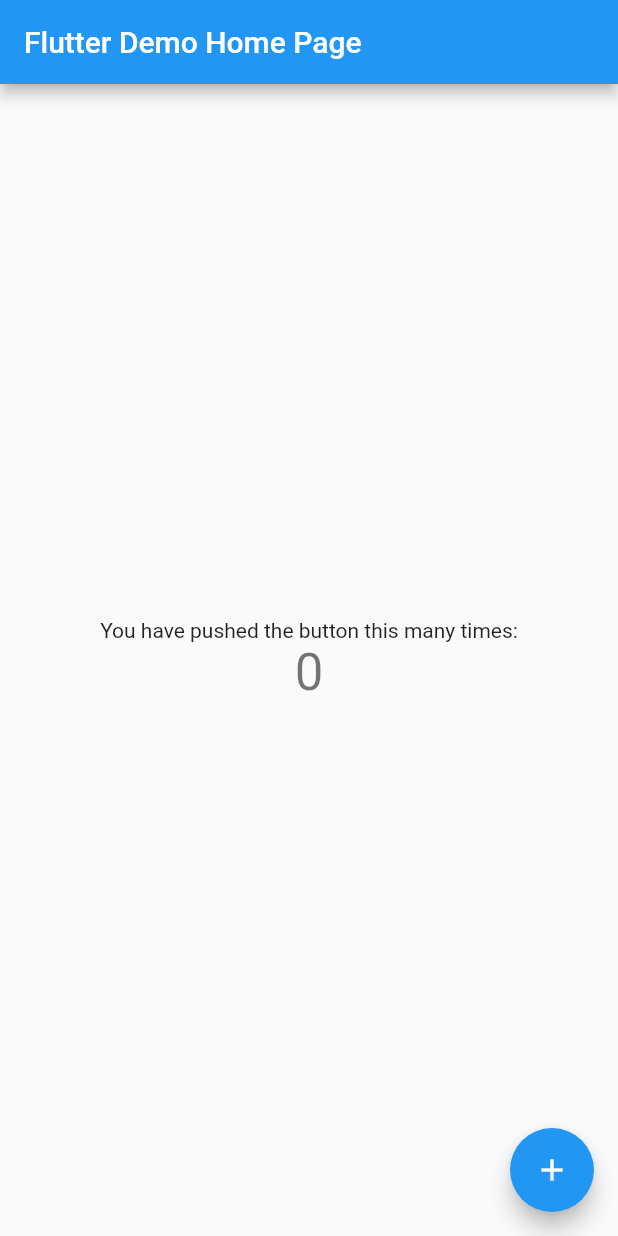
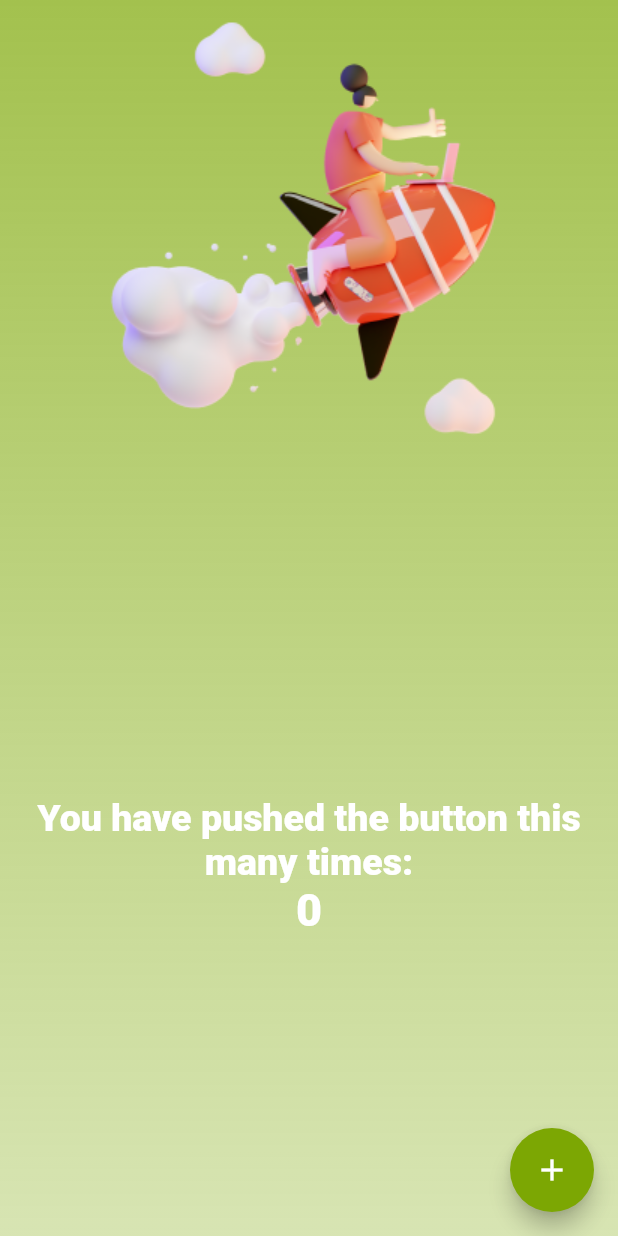
Before and after one commit to conqlabo/ztory_app, a Flutter app: the screen it shows after launch, on a phone screen of 412 x 824 dp. Run offline on Flutter 3.47's test engine with Material 2 defaults, Android fonts, the phone set to English and light mode, and no system bars; our stand-ins replace firebase_core; accounts and stored records are empty.

Commit message:
refactor: change home page

```diff
--- /dev/null
+++ b/lib/core/constants/assets.dart
@@ -0,0 +1,6 @@
+class Assets {
+  Assets._();
+
+  static const rocketPersonImage = 'assets/images/rocket_person.png';
+  static const cloudsImage = 'assets/images/clouds.png';
+}
--- /dev/null
+++ b/lib/core/constants/colors.dart
@@ -0,0 +1,7 @@
+import 'package:flutter/material.dart';
+
+class AppColors {
+  AppColors._();
+
+  static const primaryColor = Color(0xff7CA703);
+}
--- /dev/null
+++ b/lib/core/constants/constants.dart
@@ -0,0 +1,2 @@
+export './assets.dart';
+export './colors.dart';
--- /dev/null
+++ b/lib/core/core.dart
@@ -0,0 +1 @@
+export './constants/constants.dart';
--- a/lib/main.dart
+++ b/lib/main.dart
@@ -1,29 +1,29 @@
 import 'package:flutter/material.dart';
+import 'package:quick_ztory/core/core.dart';
+import 'package:quick_ztory/widgets/animated_image.dart';
 
 void main() {
-  runApp(const MyApp());
+  runApp(const ZtoryApp());
 }
 
-class MyApp extends StatelessWidget {
-  const MyApp({super.key});
+class ZtoryApp extends StatelessWidget {
+  const ZtoryApp({super.key});
 
-  // This widget is the root of your application.
   @override
   Widget build(BuildContext context) {
     return MaterialApp(
-      title: 'Flutter Demo',
+      debugShowCheckedModeBanner: false,
+      title: 'Ztory',
       theme: ThemeData(
         primarySwatch: Colors.blue,
       ),
-      home: const MyHomePage(title: 'Flutter Demo Home Page'),
+      home: const MyHomePage(),
     );
   }
 }
 
 class MyHomePage extends StatefulWidget {
-  const MyHomePage({super.key, required this.title});
-
-  final String title;
+  const MyHomePage({super.key});
 
   @override
   State<MyHomePage> createState() => _MyHomePageState();
@@ -40,29 +40,57 @@ class _MyHomePageState extends State<MyHomePage> {
 
   @override
   Widget build(BuildContext context) {
-    return Scaffold(
-      appBar: AppBar(
-        title: Text(widget.title),
+    final topPadding = MediaQuery.of(context).padding.top;
+    return Container(
+      decoration: BoxDecoration(
+        gradient: LinearGradient(colors: [
+          AppColors.primaryColor.withOpacity(.7),
+          AppColors.primaryColor.withOpacity(.3),
+        ], begin: Alignment.topCenter, end: Alignment.bottomCenter),
       ),
-      body: Center(
+      child: Scaffold(
+        backgroundColor: Colors.transparent,
+        body: SizedBox(
+          width: double.infinity,
           child: Column(
-          mainAxisAlignment: MainAxisAlignment.center,
-          children: <Widget>[
+            children: [
+              SizedBox(height: topPadding),
+              const SizedBox(height: 10),
+              AnimatedImage(
+                image: Image.asset(
+                  Assets.cloudsImage,
+                ),
+              ),
+              const Spacer(),
               const Text(
                 'You have pushed the button this many times:',
+                style: TextStyle(
+                  fontSize: 25,
+                  color: Colors.white,
+                  fontWeight: FontWeight.w900,
+                ),
+                textAlign: TextAlign.center,
               ),
               Text(
                 '$_counter',
-              style: Theme.of(context).textTheme.headlineMedium,
+                style: const TextStyle(
+                  fontSize: 30,
+                  color: Colors.white,
+                  fontWeight: FontWeight.w900,
                 ),
+                textAlign: TextAlign.center,
+              ),
+              const SizedBox(height: 200),
             ],
           ),
         ),
         floatingActionButton: FloatingActionButton(
           onPressed: _incrementCounter,
           tooltip: 'Increment',
+          backgroundColor: AppColors.primaryColor,
           child: const Icon(Icons.add),
-      ), // This trailing comma makes auto-formatting nicer for build methods.
+        ), //
+      ),
     );
   }
 }
--- /dev/null
+++ b/lib/widgets/animated_image.dart
@@ -0,0 +1,47 @@
+import 'package:flutter/material.dart';
+import 'package:quick_ztory/core/core.dart';
+
+class AnimatedImage extends StatefulWidget {
+  final Widget image;
+  const AnimatedImage({
+    super.key,
+    required this.image,
+  });
+
+  @override
+  State<AnimatedImage> createState() => _AnimatedImageState();
+}
+
+class _AnimatedImageState extends State<AnimatedImage>
+    with SingleTickerProviderStateMixin {
+  late final AnimationController _controller = AnimationController(
+    vsync: this,
+    duration: const Duration(seconds: 3),
+  )..repeat(reverse: true);
+
+  late final Animation<Offset> _animation = Tween<Offset>(
+    begin: Offset.zero,
+    end: const Offset(0, 0.08),
+  ).animate(CurvedAnimation(parent: _controller, curve: Curves.easeInOut));
+
+  @override
+  void dispose() {
+    super.dispose();
+    _controller.dispose();
+  }
+
+  @override
+  Widget build(BuildContext context) {
+    return Stack(
+      children: [
+        widget.image,
+        SlideTransition(
+          position: _animation,
+          child: Image.asset(
+            Assets.rocketPersonImage,
+          ),
+        ),
+      ],
+    );
+  }
+}
--- /dev/null
+++ b/lib/widgets/widgets.dart
@@ -0,0 +1 @@
+export './animated_image.dart';
--- a/pubspec.yaml
+++ b/pubspec.yaml
@@ -1,7 +1,7 @@
 name: quick_ztory
 description: Quick Ztory App
 publish_to: "none"
-version: 1.0.0+1
+version: 1.0.0+2
 
 environment:
   sdk: ">=2.19.1 <3.0.0"
```
Also changed, not shown: assets/images/clouds.png (added), assets/images/log_in.png (added), assets/images/person_&_dog.png (added), assets/images/rocket_person.png (added), assets/images/sign_up.png (added), 4 other files. Lines whose indentation alone changed are shown as unchanged.
